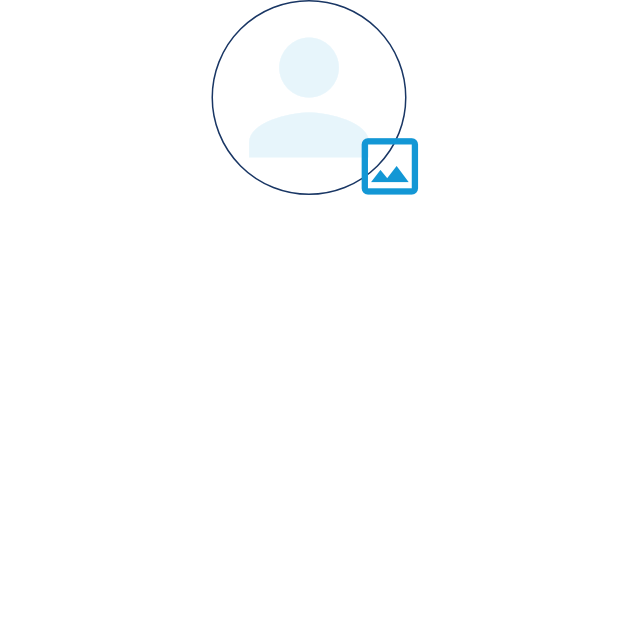
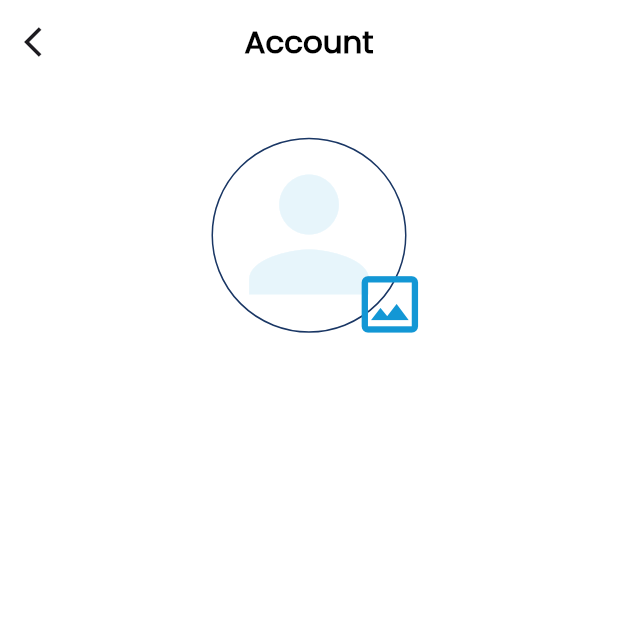
Before and after one commit to TopuFD/bk-gas, a Flutter app: the AccountProfileScreen screen opened by its route, on a phone screen of 412 x 824 dp, the top half of it. Run offline on Flutter 3.47's test engine with Material 3 defaults, Android fonts, the phone set to English and light mode, and no system bars; our stand-ins replace flutter_screenutil, flutter_svg, get, image_picker, pin_code_fields.

Commit message:
start account screen

```diff
--- a/lib/view/account_screen/account_profile_screen.dart
+++ b/lib/view/account_screen/account_profile_screen.dart
@@ -2,6 +2,8 @@ import 'dart:io';
 
 import 'package:bk_gas/controller/image_controller.dart';
 import 'package:bk_gas/utils/color.dart';
+import 'package:bk_gas/widget/custom_appber.dart';
+import 'package:bk_gas/widget/heading_text.dart';
 import 'package:flutter/material.dart';
 import 'package:flutter_screenutil/flutter_screenutil.dart';
 import 'package:get/get.dart';
@@ -9,16 +11,20 @@ import 'package:get/get.dart';
 // ignore: must_be_immutable
 class AccountProfileScreen extends StatelessWidget {
   AccountProfileScreen({super.key});
+
+
   ImagePicController imageController = ImagePicController();
 
   @override
   Widget build(BuildContext context) {
     return Scaffold(
+      appBar: const CustomAppbar(title: "Account",),
       body: SizedBox(
         width: Get.width,
         child: Column(
           crossAxisAlignment: CrossAxisAlignment.center,
           children: [
+            SizedBox(height: 30.h,),
             Stack(
               clipBehavior: Clip.none,
               children: [
@@ -61,6 +67,7 @@ class AccountProfileScreen extends StatelessWidget {
                         )))
               ],
             ),
+            const HeadingText(headingText: "")
           ],
         ),
       ),
```
Also changed, not shown: lib/controller/pofile_controller.dart (added, +7 -0 lines).
